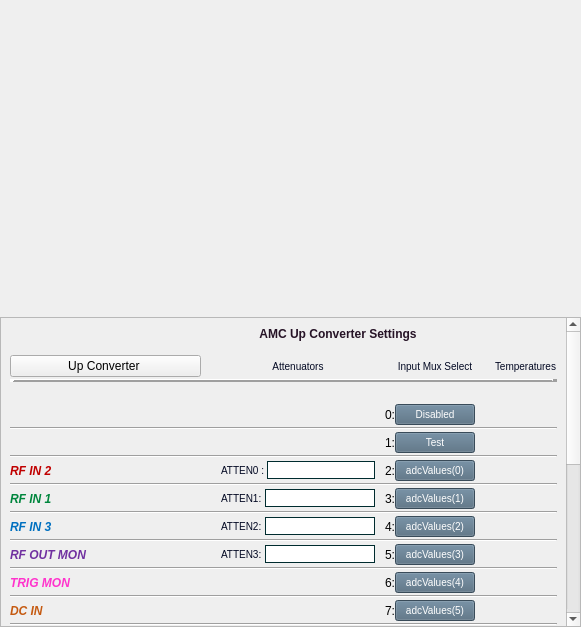
Before: the Qt Designer form individuals/upconverter_mux_select.ui in cristinasewell/ATCA_PyDM_Screens, drawn with Qt 5.
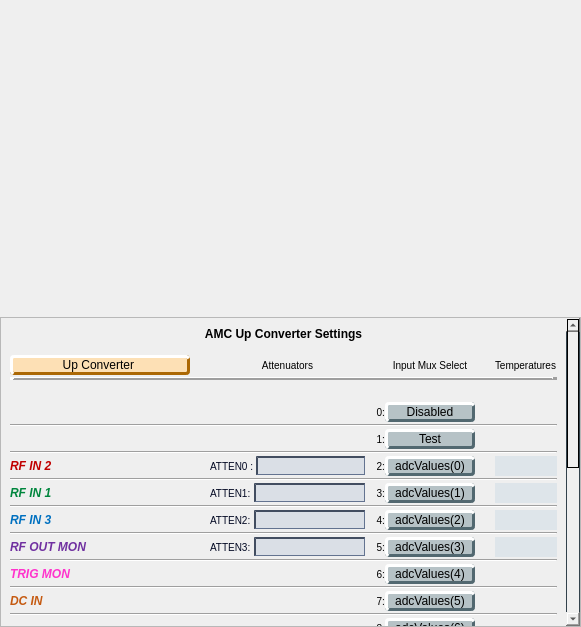
After: the same form once the commit is applied. Custom widgets are drawn as their Qt base class.

What changed in the file:
```diff
--- a/individuals/upconverter_mux_select.ui
+++ b/individuals/upconverter_mux_select.ui
@@ -31,6 +31,57 @@
   <property name="windowTitle">
    <string>Up Converter</string>
   </property>
+  <property name="styleSheet">
+   <string notr="true">QPushButton {
+    background-color: rgb(182, 194, 198);
+    border-color: rgb(182, 204, 212) rgb(82, 104, 112) rgb(82, 104, 112) rgb(182,204,212);
+    border-style: outset;
+    border-radius: 4px;
+    border-width: 3px; 
+}
+QPushButton:flat {
+    border: none; /* no border for a flat push button */
+}
+QPushButton:hover {
+   background-color: rgb(154,170,176);
+}
+QPushButton:pressed {
+    background-color: rgb(139,195,186);
+    border-style: inset;
+    border-width: 3px;
+	border-color: rgb(47,91,84);
+}
+
+QLineEdit {
+  background-color: rgb(218,223,230);
+  border-color: rgb(66,77,96);
+  border-style: inset;
+  border-width: 2px 1px 1px 2px;
+}
+QLabel {
+  font-size: 10px;
+}
+
+QScrollBar:horizontal {
+  border: 1px solid #32414B;
+}
+QScrollBar:vertical {
+  border: 1px solid #32414B;
+}
+QScrollBar::add-page:horizontal, QScrollBar::sub-page:horizontal {
+  background: none;
+}
+
+QScrollBar::add-page:vertical, QScrollBar::sub-page:vertical {
+  background: none;
+}
+QScrollBar::handle:horizontal {
+  border: 1px solid black;
+}
+QScrollBar::handle:vertical {
+  border: 1px solid black;
+}</string>
+  </property>
   <layout class="QGridLayout" name="gridLayout">
    <property name="leftMargin">
     <number>0</number>
@@ -78,7 +129,7 @@
           <x>0</x>
           <y>0</y>
           <width>567</width>
-          <height>622</height>
+          <height>610</height>
          </rect>
         </property>
         <layout class="QVBoxLayout" name="verticalLayout_2">
@@ -111,19 +162,7 @@
               <string/>
              </property>
              <property name="styleSheet">
-              <string notr="true">QPushButton {
-  background-color: #50697D;
-  border-color: #F3B749;
-  color:white;
-  font-size: 10px;
-}
-QPushButton:checked{
-  background-color: #14B09B;
-  font: bold
-}
-QPushButton:hover{
-  border-style: outset;
-}</string>
+              <string notr="true"/>
              </property>
              <property name="text">
               <string>debugValues(1)</string>
@@ -174,7 +213,7 @@
                 <string/>
                </property>
                <property name="styleSheet">
-                <string notr="true">QLineEdit{ border-width: 1px; border-style: solid; border-color: #002C2F; }</string>
+                <string notr="true"/>
                </property>
                <property name="channel" stdset="0">
                 <string>ca://${DEVICE}:UPC_ATTEN1</string>
@@ -199,19 +238,7 @@
               <string/>
              </property>
              <property name="styleSheet">
-              <string notr="true">QPushButton {
-  background-color: #50697D;
-  border-color: #F3B749;
-  color:white;
-  font-size: 10px;
-}
-QPushButton:checked{
-  background-color: #14B09B;
-  font: bold
-}
-QPushButton:hover{
-  border-style: outset;
-}</string>
+              <string notr="true"/>
              </property>
              <property name="text">
               <string>debugValues(0)</string>
@@ -276,7 +303,7 @@
                 <string/>
                </property>
                <property name="styleSheet">
-                <string notr="true">QLineEdit{ border-width: 1px; border-style: solid; border-color: #002C2F; }</string>
+                <string notr="true"/>
                </property>
                <property name="channel" stdset="0">
                 <string>ca://${DEVICE}:UPC_ATTEN2</string>
@@ -297,6 +324,26 @@
              <property name="toolTip">
               <string/>
              </property>
+             <property name="styleSheet">
+              <string notr="true">QPushButton {
+    background-color: rgb(253,224,181);
+    border-color: rgb(253,224,181) rgb(172,104,4) rgb(172,104,4) rgb(253,224,181);
+    border-style: outset;
+    border-radius: 4px;
+    border-width: 3px; 
+}
+QPushButton:flat {
+    border: none; /* no border for a flat push button */
+}
+QPushButton:hover {
+   background-color: rgb(233,204,161);
+}
+QPushButton:pressed {
+    background-color: rgb(233,204,161);
+    border-style: inset;
+    border-width: 3px;
+}</string>
+             </property>
              <property name="text">
               <string>Up Converter </string>
              </property>
@@ -316,19 +363,7 @@
               <string/>
              </property>
              <property name="styleSheet">
-              <string notr="true">QPushButton {
-  background-color: #50697D;
-  border-color: #F3B749;
-  color:white;
-  font-size: 10px;
-}
-QPushButton:checked{
-  background-color: #14B09B;
-  font: bold
-}
-QPushButton:hover{
-  border-style: outset;
-}</string>
+              <string notr="true"/>
              </property>
              <property name="text">
               <string>dacValues(5)</string>
@@ -389,7 +424,7 @@
                 <string/>
                </property>
                <property name="styleSheet">
-                <string notr="true">QLineEdit{ border-width: 1px; border-style: solid; border-color: #002C2F; }</string>
+                <string notr="true"/>
                </property>
                <property name="channel" stdset="0">
                 <string>ca://${DEVICE}:UPC_ATTEN3</string>
@@ -404,19 +439,7 @@
               <string/>
              </property>
              <property name="styleSheet">
-              <string notr="true">QPushButton {
-  background-color: #50697D;
-  border-color: #F3B749;
-  color:white;
-  font-size: 10px;
-}
-QPushButton:checked{
-  background-color: #14B09B;
-  font: bold
-}
-QPushButton:hover{
-  border-style: outset;
-}</string>
+              <string notr="true"/>
              </property>
              <property name="text">
               <string>adcValues(3)</string>
@@ -448,19 +471,7 @@
               <string/>
              </property>
              <property name="styleSheet">
-              <string notr="true">QPushButton {
-  background-color: #50697D;
-  border-color: #F3B749;
-  color:white;
-  font-size: 10px;
-}
-QPushButton:checked{
-  background-color: #14B09B;
-  font: bold
-}
-QPushButton:hover{
-  border-style: outset;
-}</string>
+              <string notr="true"/>
              </property>
              <property name="text">
               <string>debugValues(2)</string>
@@ -492,19 +503,7 @@
               <string/>
              </property>
              <property name="styleSheet">
-              <string notr="true">QPushButton {
-  background-color: #50697D;
-  border-color: #F3B749;
-  color:white;
-  font-size: 10px;
-}
-QPushButton:checked{
-  background-color: #14B09B;
-  font: bold
-}
-QPushButton:hover{
-  border-style: outset;
-}</string>
+              <string notr="true"/>
              </property>
              <property name="text">
               <string>dacValues(0)</string>
@@ -566,19 +565,7 @@
               <string/>
              </property>
              <property name="styleSheet">
-              <string notr="true">QPushButton {
-  background-color: #50697D;
-  border-color: #F3B749;
-  color:white;
-  font-size: 10px;
-}
-QPushButton:checked{
-  background-color: #14B09B;
-  font: bold
-}
-QPushButton:hover{
-  border-style: outset;
-}</string>
+              <string notr="true"/>
              </property>
              <property name="text">
               <string>adcValues(4)</string>
@@ -619,7 +606,7 @@
                 <string/>
                </property>
                <property name="styleSheet">
-                <string notr="true">QLineEdit{ border-width: 1px; border-style: solid; border-color: #002C2F; }</string>
+                <string notr="true"/>
                </property>
                <property name="channel" stdset="0">
                 <string>ca://${DEVICE}:UPC_ATTEN0</string>
@@ -674,19 +661,7 @@
               <string/>
              </property>
              <property name="styleSheet">
-              <string notr="true">QPushButton {
-  background-color: #50697D;
-  border-color: #F3B749;
-  color:white;
-  font-size: 10px;
-}
-QPushButton:checked{
-  background-color: #14B09B;
-  font: bold
-}
-QPushButton:hover{
-  border-style: outset;
-}</string>
+              <string notr="true"/>
              </property>
              <property name="text">
               <string>adcValues(1)</string>
@@ -735,19 +710,7 @@
               <string/>
              </property>
              <property name="styleSheet">
-              <string notr="true">QPushButton {
-  background-color: #50697D;
-  border-color: #F3B749;
-  color:white;
-  font-size: 10px;
-}
-QPushButton:checked{
-  background-color: #14B09B;
-  font: bold
-}
-QPushButton:hover{
-  border-style: outset;
-}</string>
+              <string notr="true"/>
              </property>
              <property name="text">
               <string>adcValues(5)</string>
@@ -772,19 +735,7 @@
               <string/>
              </property>
              <property name="styleSheet">
-              <string notr="true">QPushButton {
-  background-color: #50697D;
-  border-color: #F3B749;
-  color:white;
-  font-size: 10px;
-}
-QPushButton:checked{
-  background-color: #14B09B;
-  font: bold
-}
-QPushButton:hover{
-  border-style: outset;
-}</string>
+              <string notr="true"/>
              </property>
              <property name="text">
               <string>dacValues(2)</string>
@@ -858,19 +809,7 @@
               <string/>
              </property>
              <property name="styleSheet">
-              <string notr="true">QPushButton {
-  background-color: #50697D;
-  border-color: #F3B749;
-  color:white;
-  font-size: 10px;
-}
-QPushButton:checked{
-  background-color: #14B09B;
-  font: bold
-}
-QPushButton:hover{
-  border-style: outset;
-}</string>
+              <string notr="true"/>
              </property>
              <property name="text">
               <string>debugValues(2)</string>
@@ -895,19 +834,7 @@
               <string/>
              </property>
              <property name="styleSheet">
-              <string notr="true">QPushButton {
-  background-color: #50697D;
-  border-color: #F3B749;
-  color:white;
-  font-size: 10px;
-}
-QPushButton:checked{
-  background-color: #14B09B;
-  font: bold
-}
-QPushButton:hover{
-  border-style: outset;
-}</string>
+              <string notr="true"/>
              </property>
              <property name="text">
               <string>dacValues(4)</string>
@@ -987,19 +914,7 @@
               <string/>
              </property>
              <property name="styleSheet">
-              <string notr="true">QPushButton {
-  background-color: #50697D;
-  border-color: #F3B749;
-  color:white;
-  font-size: 10px;
-}
-QPushButton:checked{
-  background-color: #14B09B;
-  font: bold
-}
-QPushButton:hover{
-  border-style: outset;
-}</string>
+              <string notr="true"/>
              </property>
              <property name="text">
               <string>adcValues(0)</string>
@@ -1113,19 +1028,7 @@
               <string/>
              </property>
              <property name="styleSheet">
-              <string notr="true">QPushButton {
-  background-color: #50697D;
-  border-color: #F3B749;
-  color:white;
-  font-size: 10px;
-}
-QPushButton:checked{
-  background-color: #14B09B;
-  font: bold
-}
-QPushButton:hover{
-  border-style: outset;
-}</string>
+              <string notr="true"/>
              </property>
              <property name="text">
               <string>dacValues(6)</string>
@@ -1153,19 +1056,7 @@
               <bool>false</bool>
              </property>
              <property name="styleSheet">
-              <string notr="true">QPushButton {
-  background-color: #50697D;
-  border-color: #F3B749;
-  color:white;
-  font-size: 10px;
-}
-QPushButton:checked{
-  background-color: #14B09B;
-  font: bold
-}
-QPushButton:hover{
-  border-style: outset;
-}</string>
+              <string notr="true"/>
              </property>
              <property name="text">
               <string>Disabled</string>
@@ -1250,19 +1141,7 @@
               <string/>
              </property>
              <property name="styleSheet">
-              <string notr="true">QPushButton {
-  background-color: #50697D;
-  border-color: #F3B749;
-  color:white;
-  font-size: 10px;
-}
-QPushButton:checked{
-  background-color: #14B09B;
-  font: bold
-}
-QPushButton:hover{
-  border-style: outset;
-}</string>
+              <string notr="true"/>
              </property>
              <property name="text">
               <string>dacValues(1)</string>
@@ -1287,19 +1166,7 @@
               <string/>
              </property>
              <property name="styleSheet">
-              <string notr="true">QPushButton {
-  background-color: #50697D;
-  border-color: #F3B749;
-  color:white;
-  font-size: 10px;
-}
-QPushButton:checked{
-  background-color: #14B09B;
-  font: bold
-}
-QPushButton:hover{
-  border-style: outset;
-}</string>
+              <string notr="true"/>
              </property>
              <property name="text">
               <string>Test</string>
@@ -1320,12 +1187,13 @@
            </item>
            <item row="3" column="2">
             <widget class="QLabel" name="label_17">
+             <property name="font">
+              <font>
+               <pointsize>-1</pointsize>
+              </font>
+             </property>
              <property name="styleSheet">
-              <string notr="true">QLabel{
-  color:#030923;
-  font-size: 10px;
-  font-style: bold;
-}</string>
+              <string notr="true"/>
              </property>
              <property name="text">
               <string>Attenuators</string>
@@ -1345,42 +1213,13 @@
              </property>
             </widget>
            </item>
-           <item row="0" column="1" colspan="5">
-            <widget class="QLabel" name="label_28">
-             <property name="styleSheet">
-              <string notr="true">QLabel{
-  color:#261326;
-  font-size: 12px;
-  font: bold;
-}</string>
-             </property>
-             <property name="text">
-              <string>AMC Up Converter Settings</string>
-             </property>
-             <property name="alignment">
-              <set>Qt::AlignCenter</set>
-             </property>
-            </widget>
-           </item>
            <item row="30" column="5">
             <widget class="PyDMPushButton" name="PyDMPushButton_37">
              <property name="toolTip">
               <string/>
              </property>
              <property name="styleSheet">
-              <string notr="true">QPushButton {
-  background-color: #50697D;
-  border-color: #F3B749;
-  color:white;
-  font-size: 10px;
-}
-QPushButton:checked{
-  background-color: #14B09B;
-  font: bold
-}
-QPushButton:hover{
-  border-style: outset;
-}</string>
+              <string notr="true"/>
              </property>
              <property name="text">
               <string>dacValues(3)</string>
@@ -1415,12 +1254,13 @@
            </item>
            <item row="3" column="7">
             <widget class="QLabel" name="label_18">
+             <property name="font">
+              <font>
+               <pointsize>-1</pointsize>
+              </font>
+             </property>
              <property name="styleSheet">
-              <string notr="true">QLabel{
-  color:#030923;
-  font-size: 10px;
-  font-style: bold;
-}</string>
+              <string notr="true"/>
              </property>
              <property name="text">
               <string>Temperatures</string>
@@ -1433,19 +1273,7 @@
               <string/>
              </property>
              <property name="styleSheet">
-              <string notr="true">QPushButton {
-  background-color: #50697D;
-  border-color: #F3B749;
-  color:white;
-  font-size: 10px;
-}
-QPushButton:checked{
-  background-color: #14B09B;
-  font: bold
-}
-QPushButton:hover{
-  border-style: outset;
-}</string>
+              <string notr="true"/>
              </property>
              <property name="text">
               <string>adcValues(6)</string>
@@ -1470,19 +1298,7 @@
               <string/>
              </property>
              <property name="styleSheet">
-              <string notr="true">QPushButton {
-  background-color: #50697D;
-  border-color: #F3B749;
-  color:white;
-  font-size: 10px;
-}
-QPushButton:checked{
-  background-color: #14B09B;
-  font: bold
-}
-QPushButton:hover{
-  border-style: outset;
-}</string>
+              <string notr="true"/>
              </property>
              <property name="text">
               <string>adcValues(2)</string>
@@ -1570,15 +1386,16 @@
            </item>
            <item row="3" column="4" colspan="2">
             <widget class="PyDMLabel" name="PyDMLabel_22">
+             <property name="font">
+              <font>
+               <pointsize>-1</pointsize>
+              </font>
+             </property>
              <property name="toolTip">
               <string/>
              </property>
              <property name="styleSheet">
-              <string notr="true">QLabel{
-  color:#030923;
-  font-size: 10px;
-  font-style: bold;
-}</string>
+              <string notr="true"/>
              </property>
              <property name="text">
               <string>Input Mux Select</string>
@@ -1615,12 +1432,17 @@
             <widget class="PyDMLabel" name="PyDMLabel">
              <property name="font">
               <font>
-               <pointsize>10</pointsize>
+               <pointsize>-1</pointsize>
               </font>
              </property>
              <property name="toolTip">
               <string/>
              </property>
+             <property name="styleSheet">
+              <string notr="true">QLabel{
+  background-color: rgb(222,229,234);
+}</string>
+             </property>
              <property name="text">
               <string/>
              </property>
@@ -1633,12 +1455,17 @@
             <widget class="PyDMLabel" name="PyDMLabel_2">
              <property name="font">
               <font>
-               <pointsize>10</pointsize>
+               <pointsize>-1</pointsize>
               </font>
              </property>
              <property name="toolTip">
               <string/>
              </property>
+             <property name="styleSheet">
+              <string notr="true">QLabel{
+  background-color: rgb(222,229,234);
+}</string>
+             </property>
              <property name="text">
               <string/>
              </property>
@@ -1651,12 +1478,17 @@
             <widget class="PyDMLabel" name="PyDMLabel_3">
              <property name="font">
               <font>
-               <pointsize>10</pointsize>
+               <pointsize>-1</pointsize>
               </font>
              </property>
              <property name="toolTip">
               <string/>
              </property>
+             <property name="styleSheet">
+              <string notr="true">QLabel{
+  background-color: rgb(222,229,234);
+}</string>
+             </property>
              <property name="text">
               <string/>
              </property>
@@ -1669,12 +1501,17 @@
             <widget class="PyDMLabel" name="PyDMLabel_4">
              <property name="font">
               <font>
-               <pointsize>10</pointsize>
+               <pointsize>-1</pointsize>
               </font>
              </property>
              <property name="toolTip">
               <string/>
              </property>
+             <property name="styleSheet">
+              <string notr="true">QLabel{
+  background-color: rgb(222,229,234);
+}</string>
+             </property>
              <property name="text">
               <string/>
              </property>
@@ -1683,6 +1520,22 @@
              </property>
             </widget>
            </item>
+           <item row="0" column="0" colspan="8">
+            <widget class="QLabel" name="label_28">
+             <property name="styleSheet">
+              <string notr="true">QLabel{
+  font-size: 12px;
+  font: bold;
+}</string>
+             </property>
+             <property name="text">
+              <string>AMC Up Converter Settings</string>
+             </property>
+             <property name="alignment">
+              <set>Qt::AlignCenter</set>
+             </property>
+            </widget>
+           </item>
           </layout>
          </item>
         </layout>
```
